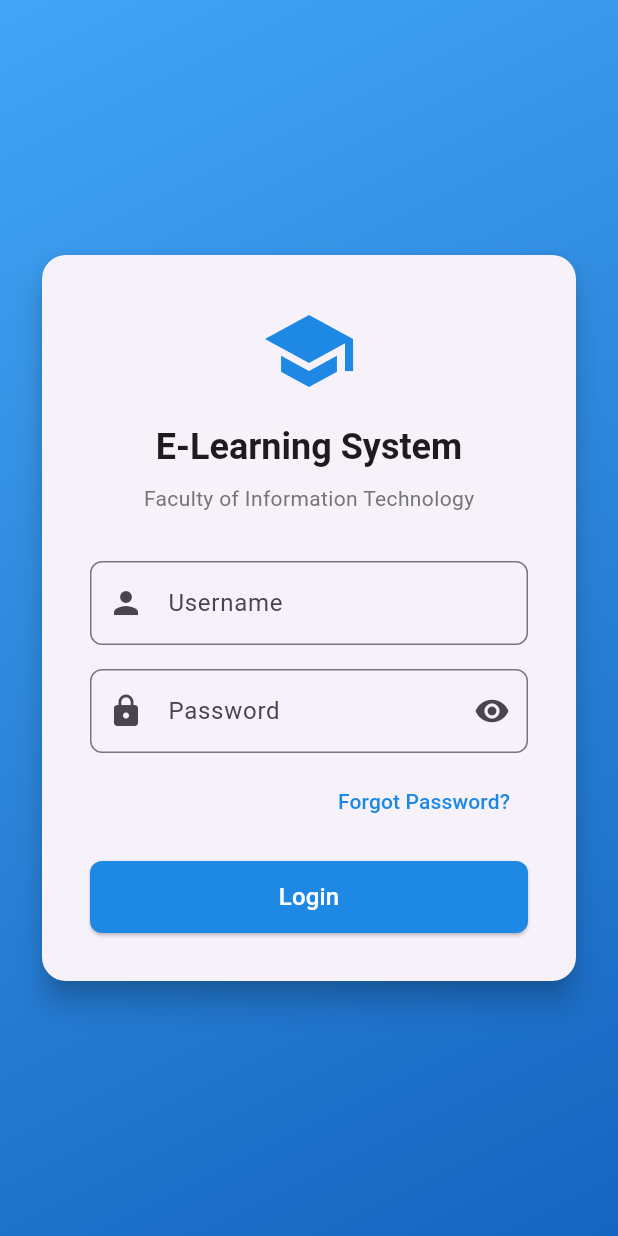
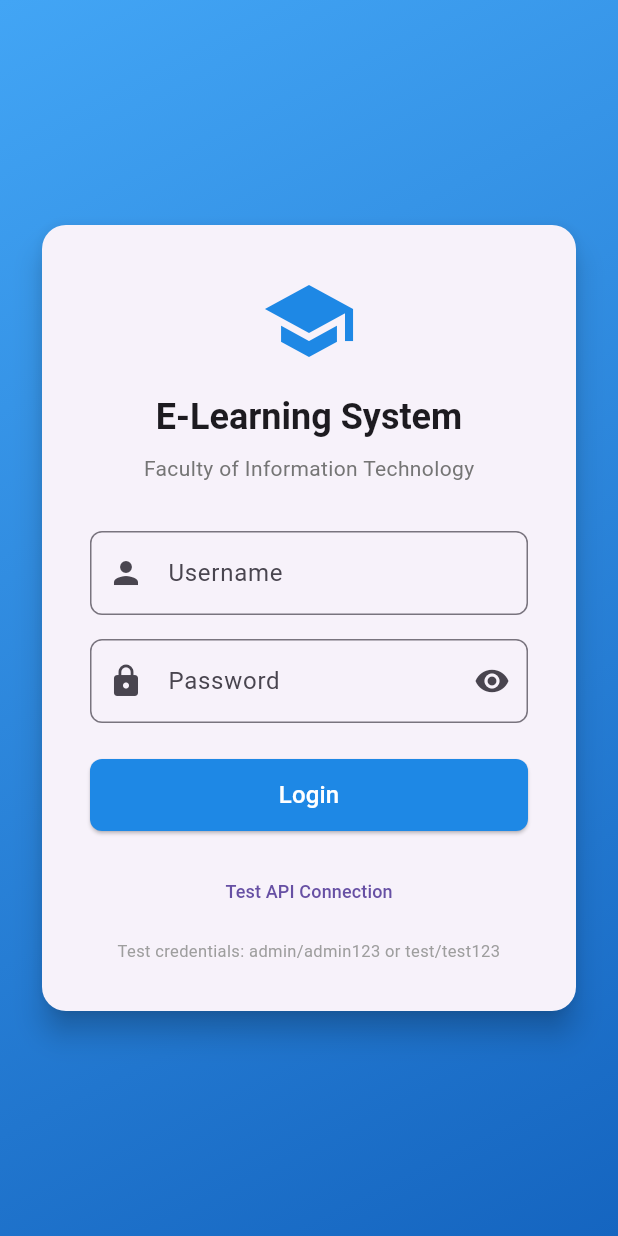
Before and after one commit to trieupham1/elearning_for_it, a Flutter app: the screen it shows after launch, on a phone screen of 412 x 824 dp. Run offline on Flutter 3.47's test engine with Material 3 defaults, Android fonts, the phone set to English and light mode, and no system bars; our stand-ins replace csv, file_picker, share_plus, shared_preferences, timeago; missing offline and left inert: dart:html; accounts and stored records are empty.

Commit message:
Update login_screen.dart

```diff
--- a/elearningit/lib/screens/login_screen.dart
+++ b/elearningit/lib/screens/login_screen.dart
@@ -54,16 +54,6 @@ class _LoginScreenState extends State<LoginScreen> {
         _isLoading = false;
       });
     }
-  }
-
-  void _showForgotPasswordDialog() {
-    // TODO: Implement forgot password functionality
-    ScaffoldMessenger.of(context).showSnackBar(
-      const SnackBar(
-        content: Text('Forgot Password feature - To be implemented'),
-        backgroundColor: Colors.blue,
-      ),
-    );
   }
 
   @override
@@ -172,23 +162,7 @@ class _LoginScreenState extends State<LoginScreen> {
                       ),
                       onSubmitted: (_) => _login(),
                     ),
-                    const SizedBox(height: 8),
-                    Align(
-                      alignment: Alignment.centerRight,
-                      child: TextButton(
-                        onPressed: () {
-                          _showForgotPasswordDialog();
-                        },
-                        child: Text(
-                          'Forgot Password?',
-                          style: TextStyle(
-                            color: Theme.of(context).primaryColor,
-                            fontSize: 14,
-                          ),
-                        ),
-                      ),
-                    ),
-                    const SizedBox(height: 16),
+                    const SizedBox(height: 24),
                     SizedBox(
                       width: double.infinity,
                       height: 48,
@@ -213,6 +187,22 @@ class _LoginScreenState extends State<LoginScreen> {
                               ),
                       ),
                     ),
+                    const SizedBox(height: 16),
+                    TextButton(
+                      onPressed: () {
+                        Navigator.pushNamed(context, '/api-test');
+                      },
+                      child: const Text(
+                        'Test API Connection',
+                        style: TextStyle(fontSize: 12),
+                      ),
+                    ),
+                    const SizedBox(height: 8),
+                    const Text(
+                      'Test credentials: admin/admin123 or test/test123',
+                      style: TextStyle(fontSize: 11, color: Colors.grey),
+                      textAlign: TextAlign.center,
+                    ),
                   ],
                 ),
               ),
```
